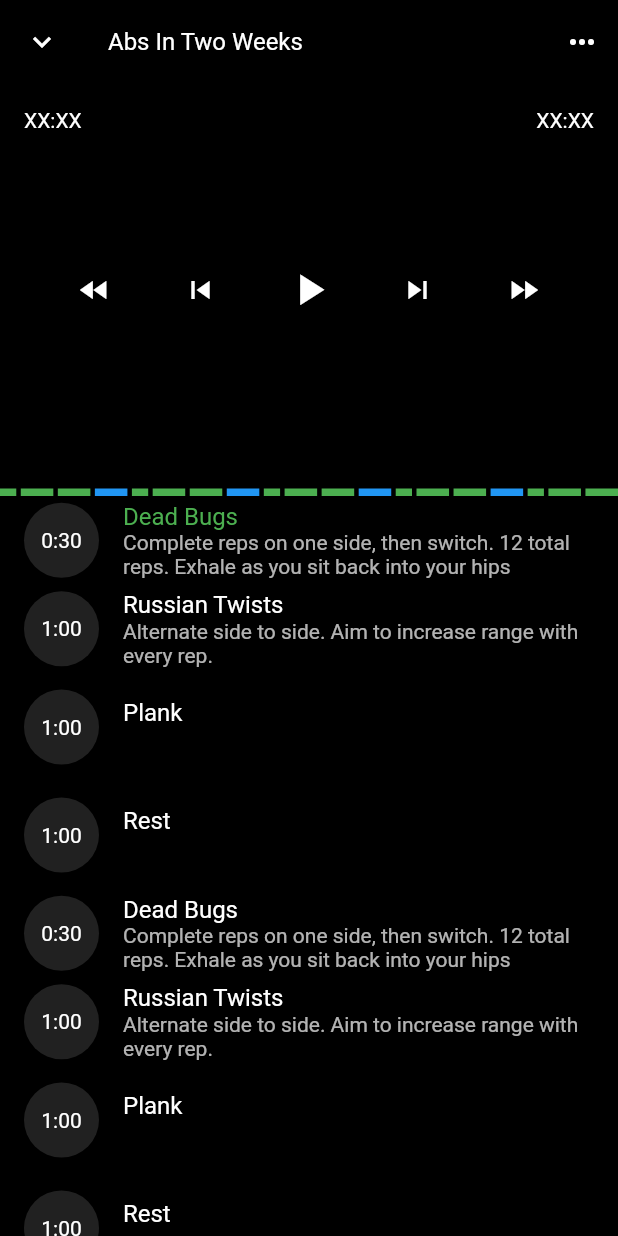
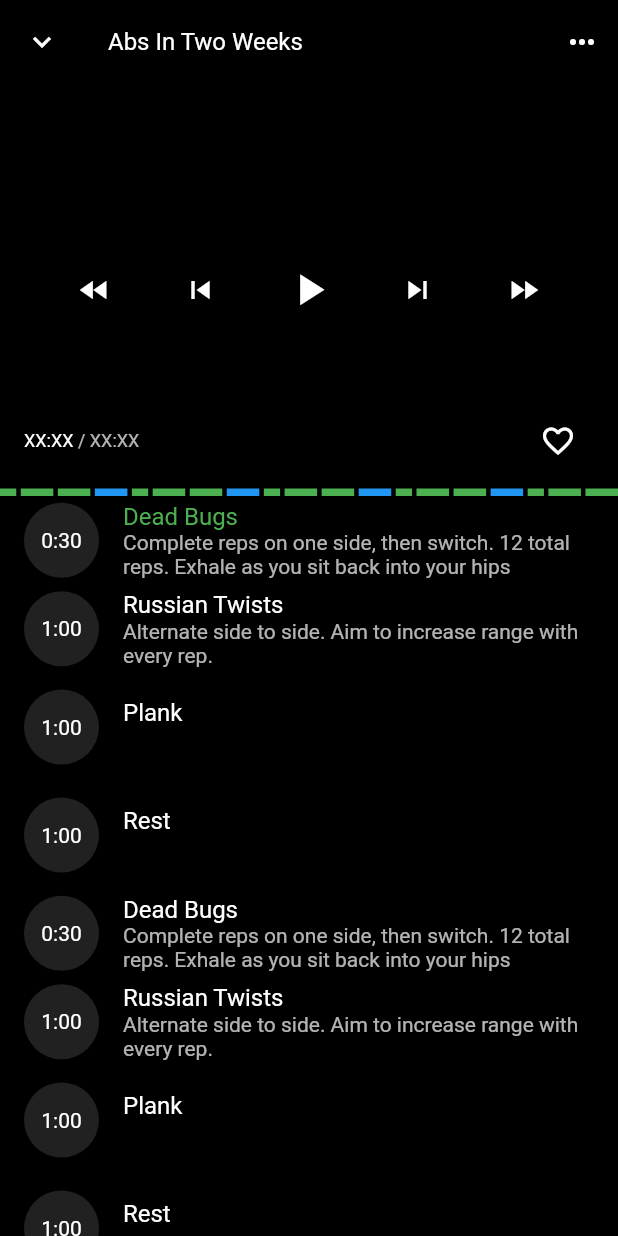
Before and after one commit to ivedone/mvp, a Flutter app: the screen it shows after launch, on a phone screen of 412 x 824 dp. Run offline on Flutter 3.47's test engine with Material 2 defaults, Android fonts, the phone set to English and light mode, and no system bars; drawn by our look-alikes of scrollable_positioned_list.

Commit message:
Layouts for Text and Controls layers are done  - Controls functionality is done  - Text is not

```diff
--- a/lib/components/do_routine/detail/clock.dart
+++ /dev/null
@@ -1,27 +0,0 @@
-import 'package:flutter/material.dart';
-import 'package:mvp/components/do_routine/progress/progress.dart';
-
-class DoRoutineDetailClock extends StatelessWidget {
-  const DoRoutineDetailClock({Key? key}) : super(key: key);
-
-  @override
-  Widget build(BuildContext context) {
-    return Center(
-      child: Column(
-        mainAxisAlignment: MainAxisAlignment.spaceBetween,
-        crossAxisAlignment: CrossAxisAlignment.stretch,
-        children: [
-          Padding(
-              padding: const EdgeInsets.all(16.0),
-              child: Row(
-                  mainAxisAlignment: MainAxisAlignment.spaceBetween,
-                  children: [
-                    Text('XX:XX'),
-                    Text('XX:XX'),
-                  ])),
-          const DoRoutineProgressIndicator(),
-        ],
-      ),
-    );
-  }
-}
--- a/lib/components/do_routine/detail/detail.dart
+++ b/lib/components/do_routine/detail/detail.dart
@@ -1,6 +1,6 @@
 import 'package:flutter/material.dart';
 
-import 'clock.dart';
+import 'text.dart';
 import 'controls.dart';
 
 class DoRoutineDetailWidget extends StatelessWidget {
@@ -15,7 +15,7 @@ class DoRoutineDetailWidget extends StatelessWidget {
             // color: Theme.of(context).colorScheme.primaryVariant,
             color: Colors.transparent,
             child: Stack(children: [
-              DoRoutineDetailClock(),
+              DoRoutineDetailText(),
               DoRoutineDetailControls(),
             ])));
   }
--- /dev/null
+++ b/lib/components/do_routine/detail/text.dart
@@ -0,0 +1,32 @@
+import 'package:flutter/material.dart';
+
+import 'package:mvp/components/do_routine/progress/progress.dart';
+
+class DoRoutineDetailText extends StatelessWidget {
+  const DoRoutineDetailText({Key? key}) : super(key: key);
+
+  @override
+  Widget build(BuildContext context) {
+    final ThemeData themeData = Theme.of(context);
+    final TextStyle secondaryTextStyle = themeData.textTheme.caption!;
+    final TextStyle primaryTextStyle =
+        secondaryTextStyle.copyWith(color: Colors.white);
+    return Center(
+        child: Column(
+            mainAxisAlignment: MainAxisAlignment.end,
+            crossAxisAlignment: CrossAxisAlignment.stretch,
+            children: [
+          Padding(
+              padding: const EdgeInsets.fromLTRB(16, 8, 16, 8),
+              child: Row(children: [
+                Text('XX:XX', style: primaryTextStyle),
+                Text(' / ', style: secondaryTextStyle),
+                Text('XX:XX', style: secondaryTextStyle),
+                Expanded(child: Container()),
+                IconButton(
+                    onPressed: () {}, icon: const Icon(Icons.favorite_border)),
+              ])),
+          const DoRoutineProgressIndicator(),
+        ]));
+  }
+}
```
